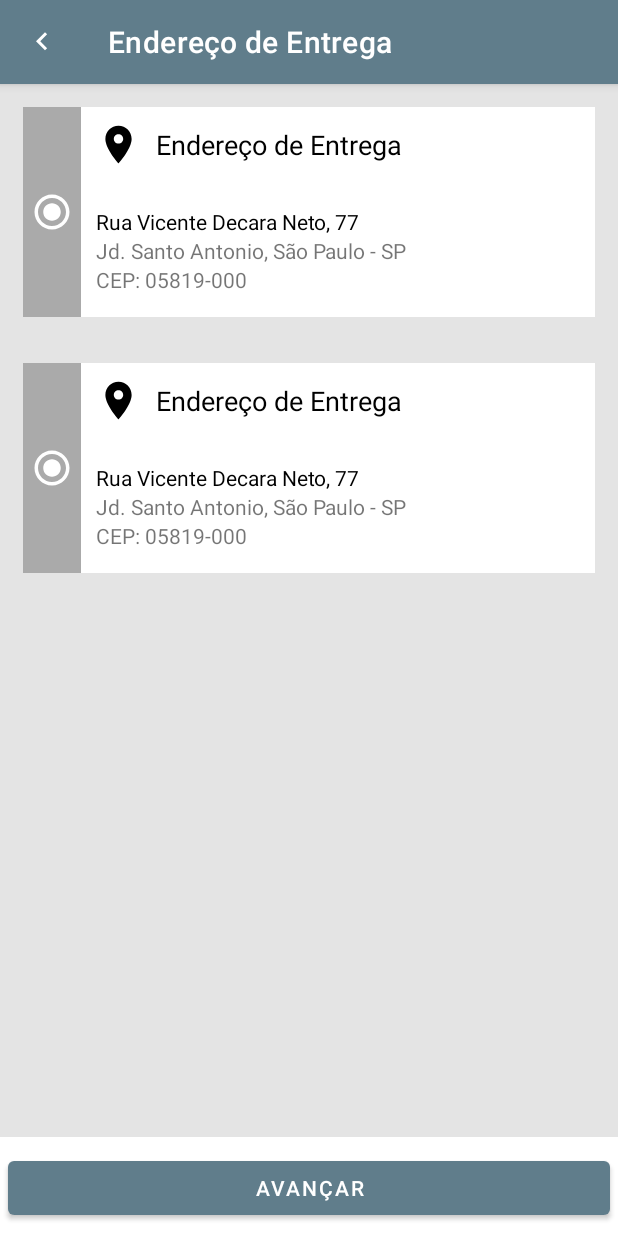
After one commit to GuilhermeP17/FloriculturaTadesMobile, an Android app: the layout activity_endereco.xml on its own in the app's theme, with its tools: preview values and no code run, on a phone screen of 412 x 824 dp. The commit adds this screen. Run offline under Robolectric (Android 15) with nearby library versions, the phone set to English and light mode, and no system bars.

Commit message:
Ajustando Listagem de itens do carrinho, adicionando tela de seleção de endereços para venda

```diff
--- a/Floricultura Tades/app/src/main/AndroidManifest.xml
+++ b/Floricultura Tades/app/src/main/AndroidManifest.xml
@@ -25,5 +25,6 @@
         <activity android:name=".View.CadastroActivity" />
         <activity android:name=".View.CarrinhoActivity" />
         <activity android:name=".View.DescricaoActivity" />
+        <activity android:name=".View.EnderecoActivity" />
     </application>
 </manifest>
--- /dev/null
+++ b/Floricultura Tades/app/src/main/res/drawable/ic_localizacao_black.xml
@@ -0,0 +1,4 @@
+<vector android:height="30dp" android:viewportHeight="24.0"
+    android:viewportWidth="24.0" android:width="30dp" xmlns:android="http://schemas.android.com/apk/res/android">
+    <path android:fillColor="#FF000000" android:pathData="M12,2C8.13,2 5,5.13 5,9c0,5.25 7,13 7,13s7,-7.75 7,-13c0,-3.87 -3.13,-7 -7,-7zM12,11.5c-1.38,0 -2.5,-1.12 -2.5,-2.5s1.12,-2.5 2.5,-2.5 2.5,1.12 2.5,2.5 -1.12,2.5 -2.5,2.5z"/>
+</vector>
--- /dev/null
+++ b/Floricultura Tades/app/src/main/res/drawable/ic_selected_white.xml
@@ -0,0 +1,5 @@
+<vector android:height="28dp" android:tint="#FFFFFF"
+    android:viewportHeight="24.0" android:viewportWidth="24.0"
+    android:width="28dp" xmlns:android="http://schemas.android.com/apk/res/android">
+    <path android:fillColor="#FF000000" android:pathData="M12,7c-2.76,0 -5,2.24 -5,5s2.24,5 5,5 5,-2.24 5,-5 -2.24,-5 -5,-5zM12,2C6.48,2 2,6.48 2,12s4.48,10 10,10 10,-4.48 10,-10S17.52,2 12,2zM12,20c-4.42,0 -8,-3.58 -8,-8s3.58,-8 8,-8 8,3.58 8,8 -3.58,8 -8,8z"/>
+</vector>
--- a/Floricultura Tades/app/src/main/res/layout/activity_carrinho.xml
+++ b/Floricultura Tades/app/src/main/res/layout/activity_carrinho.xml
@@ -231,6 +231,7 @@
                     android:orientation="vertical">
 
                     <com.google.android.material.button.MaterialButton
+                        android:id="@+id/btn_prosseguir_compra"
                         android:layout_width="match_parent"
                         android:layout_height="wrap_content"
                         android:layout_marginTop="10dp"
--- /dev/null
+++ b/Floricultura Tades/app/src/main/res/layout/activity_endereco.xml
@@ -0,0 +1,57 @@
+<?xml version="1.0" encoding="utf-8"?>
+<androidx.constraintlayout.widget.ConstraintLayout xmlns:android="http://schemas.android.com/apk/res/android"
+    android:layout_width="match_parent"
+    android:layout_height="match_parent"
+    xmlns:app="http://schemas.android.com/apk/res-auto"
+    xmlns:tools="http://schemas.android.com/tools"
+    android:background="#E4E4E4">
+
+    <com.google.android.material.appbar.AppBarLayout
+        android:id="@+id/appbart"
+        android:layout_width="match_parent"
+        android:layout_height="wrap_content"
+        app:layout_constraintTop_toTopOf="parent"
+        app:layout_constraintStart_toStartOf="parent"
+        app:layout_constraintEnd_toEndOf="parent">
+        <androidx.appcompat.widget.Toolbar
+            android:id="@+id/toolbar"
+            android:layout_width="match_parent"
+            android:layout_height="match_parent"
+            app:title="Endereço de Entrega"
+            app:titleTextColor="@android:color/white"
+            app:navigationIcon="@drawable/ic_back_activity_white"/>
+    </com.google.android.material.appbar.AppBarLayout>
+
+    <androidx.recyclerview.widget.RecyclerView
+        android:layout_width="0dp"
+        android:layout_height="0dp"
+        android:orientation="vertical"
+        app:layout_constraintTop_toBottomOf="@id/appbart"
+        app:layout_constraintStart_toStartOf="parent"
+        app:layout_constraintEnd_toEndOf="parent"
+        app:layout_constraintBottom_toTopOf="@id/linear_btn"
+        tools:itemCount="2"
+        tools:listitem="@layout/item_endereco"/>
+
+    <LinearLayout
+        android:id="@+id/linear_btn"
+        android:layout_width="match_parent"
+        android:layout_height="wrap_content"
+        android:layout_marginTop="14dp"
+        android:background="#FFFFFF"
+        android:orientation="vertical"
+        app:layout_constraintStart_toStartOf="parent"
+        app:layout_constraintEnd_toEndOf="parent"
+        app:layout_constraintBottom_toBottomOf="parent">
+
+    <com.google.android.material.button.MaterialButton
+        android:id="@+id/btn_prosseguir_compra_02"
+        android:layout_width="match_parent"
+        android:layout_height="wrap_content"
+        android:layout_marginTop="10dp"
+        android:layout_marginStart="5dp"
+        android:layout_marginEnd="5dp"
+        android:layout_marginBottom="8dp"
+        android:text="Avançar"/>
+    </LinearLayout>
+</androidx.constraintlayout.widget.ConstraintLayout>
--- /dev/null
+++ b/Floricultura Tades/app/src/main/res/layout/item_endereco.xml
@@ -0,0 +1,97 @@
+<?xml version="1.0" encoding="utf-8"?>
+<androidx.constraintlayout.widget.ConstraintLayout xmlns:android="http://schemas.android.com/apk/res/android"
+    android:layout_width="match_parent"
+    android:layout_height="140dp"
+    android:layout_margin="15dp"
+    xmlns:app="http://schemas.android.com/apk/res-auto">
+
+    <LinearLayout
+        android:id="@+id/info_selected"
+        android:layout_width="wrap_content"
+        android:layout_height="0dp"
+        android:padding="5dp"
+        android:background="@android:color/darker_gray"
+        app:layout_constraintTop_toTopOf="parent"
+        app:layout_constraintStart_toStartOf="parent"
+        app:layout_constraintEnd_toStartOf="@id/endereco_info"
+        app:layout_constraintBottom_toBottomOf="parent"
+        android:orientation="vertical">
+        <ImageView
+            android:layout_width="wrap_content"
+            android:layout_height="match_parent"
+            android:src="@drawable/ic_selected_white"/>
+    </LinearLayout>
+
+    <LinearLayout
+        android:id="@+id/endereco_info"
+        android:layout_width="0dp"
+        android:layout_height="0dp"
+        app:layout_constraintTop_toTopOf="parent"
+        app:layout_constraintStart_toEndOf="@id/info_selected"
+        app:layout_constraintEnd_toEndOf="parent"
+        app:layout_constraintBottom_toBottomOf="parent"
+        android:orientation="vertical">
+
+        <androidx.constraintlayout.widget.ConstraintLayout
+            android:layout_width="match_parent"
+            android:layout_height="match_parent"
+            android:background="@android:color/white">
+
+            <ImageView
+                android:id="@+id/localizacao_icon"
+                android:layout_width="wrap_content"
+                android:layout_height="wrap_content"
+                android:layout_margin="10dp"
+                android:src="@drawable/ic_localizacao_black"
+                app:layout_constraintTop_toTopOf="parent"
+                app:layout_constraintStart_toStartOf="parent"
+                app:layout_constraintEnd_toStartOf="@id/tipo_endereco"
+                app:layout_constraintBottom_toTopOf="@id/logradouro_info"
+                android:visibility="visible"/>
+
+            <TextView
+                android:id="@+id/tipo_endereco"
+                android:layout_width="0dp"
+                android:layout_height="wrap_content"
+                android:textColor="#000000"
+                android:textSize="18sp"
+                android:text="Endereço de Entrega"
+                app:layout_constraintTop_toTopOf="@id/localizacao_icon"
+                app:layout_constraintStart_toEndOf="@id/localizacao_icon"
+                app:layout_constraintEnd_toEndOf="parent"
+                app:layout_constraintBottom_toBottomOf="@id/localizacao_icon"/>
+
+            <TextView
+                android:id="@+id/logradouro_info"
+                android:layout_width="0dp"
+                android:layout_height="0dp"
+                android:text="Rua Vicente Decara Neto, 77"
+                android:textColor="#000000"
+                android:gravity="bottom"
+                app:layout_constraintTop_toBottomOf="@id/localizacao_icon"
+                app:layout_constraintStart_toStartOf="@id/localizacao_icon"
+                app:layout_constraintEnd_toEndOf="parent"
+                app:layout_constraintBottom_toTopOf="@id/infos_adicionais_info"/>
+
+            <TextView
+                android:id="@+id/infos_adicionais_info"
+                android:layout_width="0dp"
+                android:layout_height="wrap_content"
+                android:text="Jd. Santo Antonio, São Paulo - SP"
+                app:layout_constraintStart_toStartOf="@id/localizacao_icon"
+                app:layout_constraintEnd_toEndOf="parent"
+                app:layout_constraintBottom_toTopOf="@id/cep_info"/>
+
+            <TextView
+                android:id="@+id/cep_info"
+                android:layout_width="0dp"
+                android:layout_height="wrap_content"
+                android:layout_marginBottom="15dp"
+                android:text="CEP: 05819-000"
+                app:layout_constraintStart_toStartOf="@id/localizacao_icon"
+                app:layout_constraintEnd_toEndOf="parent"
+                app:layout_constraintBottom_toBottomOf="parent"/>
+        </androidx.constraintlayout.widget.ConstraintLayout>
+    </LinearLayout>
+
+</androidx.constraintlayout.widget.ConstraintLayout>
```
Also changed, not shown: Floricultura Tades/app/src/main/java/br/com/senac/projectsolutions/Adapter/CarrinhoAdapter.java (+44 -6 lines), Floricultura Tades/app/src/main/java/br/com/senac/projectsolutions/Model/Endereco.java (added, +87 -0 lines), Floricultura Tades/app/src/main/java/br/com/senac/projectsolutions/View/CarrinhoActivity.java (+37 -2 lines), Floricultura Tades/app/src/main/java/br/com/senac/projectsolutions/View/EnderecoActivity.java (added, +17 -0 lines), 11 other files.
